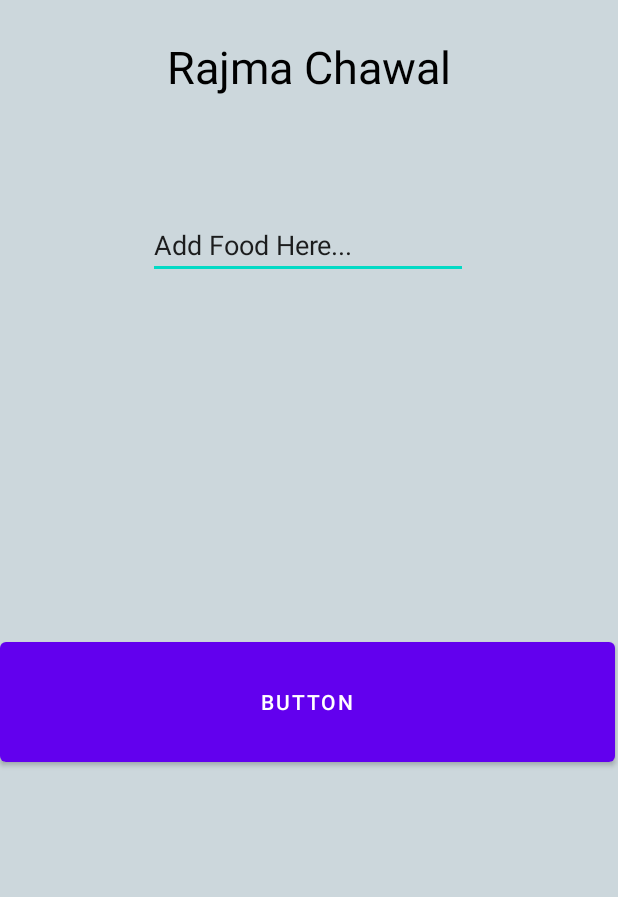
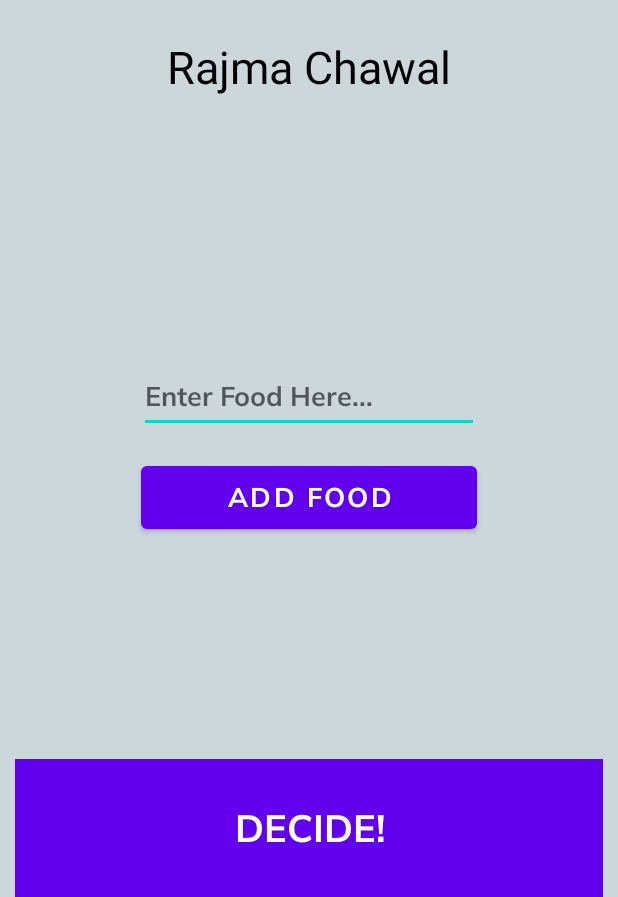
Before and after one commit to SpidY21/DinnerDecider, an Android app: the screen it shows after launch (MainActivity), on a phone screen of 412 x 824 dp, the part 339-1236 px from its top. Run offline under Robolectric (Android 15) with nearby library versions, the phone set to English and light mode, and no system bars.

Commit message:
Final Commit

```diff
--- a/app/src/main/java/com/example/dinnerdecider/MainActivity.kt
+++ b/app/src/main/java/com/example/dinnerdecider/MainActivity.kt
@@ -2,10 +2,38 @@ package com.example.dinnerdecider
 
 import androidx.appcompat.app.AppCompatActivity
 import android.os.Bundle
+import android.widget.Button
+import android.widget.EditText
+import android.widget.TextView
+import java.util.*
+
+//import kotlinx.android.synthetic.main.activity_main.*
 
 class MainActivity : AppCompatActivity() {
+    private lateinit var selectfoodTxt:TextView
+    val foodList= arrayListOf("Indian","Bengali","Burger King","Pizza","Momo","Daal","Roti","Kheer")
     override fun onCreate(savedInstanceState: Bundle?) {
         super.onCreate(savedInstanceState)
         setContentView(R.layout.activity_main)
+        findViewById<TextView>(R.id.selectedFoodTxt)
+//        R.id.selectedFoodTxt="Burgur King"
+//        TextView(R.id.selectedFoodTxt)
+//        val textView =findViewById<TextView>(R.id.selectedFoodTxt)
+        selectfoodTxt=findViewById(R.id.selectedFoodTxt)
+//        selectfoodTxt.text="Burger King"
+        val btn1=findViewById<Button>(R.id.decideBtn)
+        btn1.setOnClickListener{
+            val random = Random()
+            val randomFood=random.nextInt(foodList.count())
+            selectfoodTxt.text=foodList[randomFood]
+        }
+        val btn2=findViewById<Button>(R.id.addFoodBtn)
+        val addfoodtxt=findViewById<EditText>(R.id.addFoodTxt)
+        btn2.setOnClickListener{
+            val newFood=addfoodtxt.text.toString()
+            foodList.add(newFood)
+            addfoodtxt.text.clear()
+            println(foodList)
+        }
     }
 }
--- a/app/src/main/res/layout/activity_main.xml
+++ b/app/src/main/res/layout/activity_main.xml
@@ -2,9 +2,9 @@
 <androidx.constraintlayout.widget.ConstraintLayout xmlns:android="http://schemas.android.com/apk/res/android"
     xmlns:app="http://schemas.android.com/apk/res-auto"
     xmlns:tools="http://schemas.android.com/tools"
-    android:background="@color/colorAccent"
     android:layout_width="match_parent"
     android:layout_height="match_parent"
+    android:background="@color/colorAccent"
     tools:context=".MainActivity">
 
     <TextView
@@ -12,10 +12,11 @@
         android:layout_width="wrap_content"
         android:layout_height="wrap_content"
         android:layout_marginTop="24dp"
-        android:text="Rajma Chawal"
+        android:text="@string/rajma_chawal"
         android:textColor="@color/black"
         android:textSize="30sp"
         app:layout_constraintEnd_toEndOf="parent"
+        app:layout_constraintHorizontal_bias="0.5"
         app:layout_constraintStart_toStartOf="parent"
         app:layout_constraintTop_toBottomOf="@+id/ddLogoImgV" />
 
@@ -26,31 +27,66 @@
         android:layout_marginStart="8dp"
         android:layout_marginTop="50dp"
         android:layout_marginEnd="8dp"
+        android:contentDescription="@string/app_logo"
         app:layout_constraintEnd_toEndOf="parent"
+        app:layout_constraintHorizontal_bias="0.5"
         app:layout_constraintStart_toStartOf="parent"
         app:layout_constraintTop_toTopOf="parent"
         app:srcCompat="@drawable/dd_logo" />
 
     <EditText
-        android:id="@+id/editTextTextPersonName"
+        android:id="@+id/addFoodTxt"
         android:layout_width="wrap_content"
         android:layout_height="wrap_content"
-        android:layout_marginTop="76dp"
+        android:layout_marginTop="176dp"
+        android:autofillHints="Add food here..."
         android:ems="10"
+        android:fontFamily="@font/muli_bold"
+        android:hint="@string/enter_food_here"
         android:inputType="textPersonName"
-        android:text="Add Food Here..."
+        android:minHeight="48dp"
+        android:textColor="@color/black"
+        android:textSize="18sp"
         app:layout_constraintEnd_toEndOf="parent"
-        app:layout_constraintHorizontal_bias="0.497"
         app:layout_constraintStart_toStartOf="parent"
-        app:layout_constraintTop_toBottomOf="@+id/selectedFoodTxt" />
+        app:layout_constraintTop_toBottomOf="@+id/selectedFoodTxt"
+        tools:ignore="LabelFor" />
 
     <Button
-        android:id="@+id/btn1"
-        android:layout_width="410dp"
+        android:id="@+id/decideBtn"
+        style="@style/Widget.AppCompat.Button.Borderless"
+        android:layout_width="392dp"
         android:layout_height="92dp"
-        android:layout_marginTop="236dp"
-        android:text="Button"
-        app:layout_constraintTop_toBottomOf="@+id/editTextTextPersonName"
-        tools:layout_editor_absoluteX="0dp" />
+        android:layout_marginTop="8dp"
+        android:background="@color/colorPrimary"
+        android:backgroundTint="@color/colorPrimary"
+        android:fontFamily="@font/muli_bold"
+        android:text="@string/decide"
+        android:textSize="25sp"
+        app:layout_constraintBottom_toBottomOf="parent"
+        app:layout_constraintEnd_toEndOf="parent"
+        app:layout_constraintHorizontal_bias="0.5"
+        app:layout_constraintStart_toStartOf="parent"
+        app:layout_constraintTop_toBottomOf="@+id/addFoodTxt"
+        app:layout_constraintVertical_bias="1.0"
+        app:strokeColor="#00BCD4"
+        tools:ignore="MissingConstraints,VisualLintButtonSize" />
+
+    <Button
+        android:id="@+id/addFoodBtn"
+        android:layout_width="224dp"
+        android:layout_height="54dp"
+        android:layout_marginTop="8dp"
+        android:layout_marginBottom="70dp"
+        android:fontFamily="@font/muli_bold"
+        android:text="@string/add_food"
+        android:textColor="@color/white"
+        android:textSize="18sp"
+        app:layout_constraintBottom_toTopOf="@+id/decideBtn"
+        app:layout_constraintEnd_toEndOf="parent"
+        app:layout_constraintHorizontal_bias="0.5"
+        app:layout_constraintStart_toStartOf="parent"
+        app:layout_constraintTop_toBottomOf="@+id/addFoodTxt"
+        app:layout_constraintVertical_bias="0.097" />
 
 </androidx.constraintlayout.widget.ConstraintLayout>
--- a/app/src/main/res/values/strings.xml
+++ b/app/src/main/res/values/strings.xml
@@ -1,3 +1,8 @@
 <resources>
     <string name="app_name">DinnerDecider</string>
+    <string name="rajma_chawal">Rajma Chawal</string>
+    <string name="app_logo">App logo</string>
+    <string name="decide">Decide!</string>
+    <string name="add_food">Add Food</string>
+    <string name="enter_food_here">Enter Food Here...</string>
 </resources>
```
